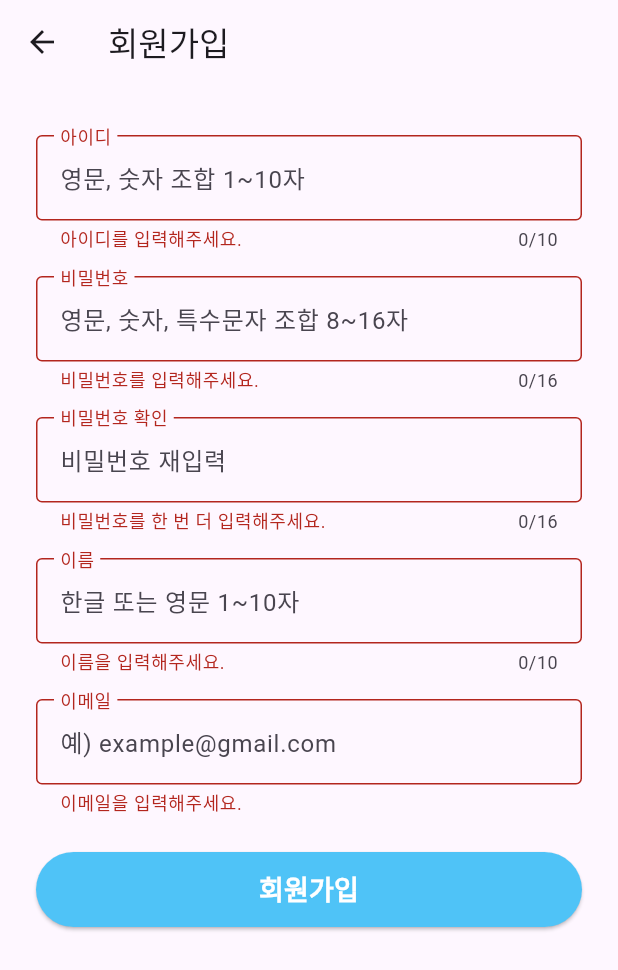
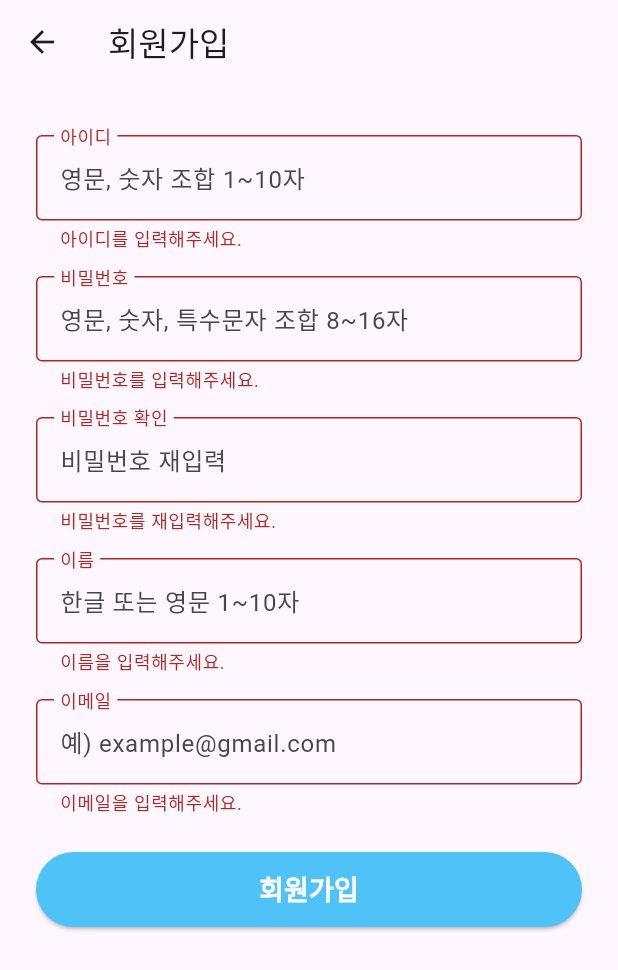
Before and after one commit to leeyr93/post, a Flutter app: the JoinScreen screen opened directly, after a tap on "회원가입", on a phone screen of 412 x 824 dp. Shown: the top 970 px of the screen. Run offline on Flutter 3.47's test engine with Material 3 defaults, Android fonts, the phone set to English and light mode, and no system bars; our stand-ins replace cookie_jar, dio, dio_cookie_manager.

```diff
--- a/mobile/app/lib/find_account_screen.dart
+++ b/mobile/app/lib/find_account_screen.dart
@@ -58,7 +58,7 @@ class _FindIdTabState extends State<_FindIdTab> {
         data: {'name': _nameController.text, 'email': _emailController.text},
       );
       if (response.data['success'] == true) {
-        setState(() { _foundId = response.data['userId']; });
+        setState(() { _foundId = response.data['data']['id']; });
       }
     } catch (e) {
       if (mounted) {
--- a/mobile/app/lib/join_screen.dart
+++ b/mobile/app/lib/join_screen.dart
@@ -87,10 +87,6 @@ class _JoinScreenState extends State<JoinScreen> {
               const SizedBox(height: 10),
               TextFormField(
                 controller: _idController,
-                maxLength: 10,
-                inputFormatters: [
-                  FilteringTextInputFormatter.allow(RegExp(r'[a-zA-Z0-9]')),
-                ],
                 decoration: const InputDecoration(
                   labelText: '아이디',
                   hintText: '영문, 숫자 조합 1~10자',
@@ -101,7 +97,7 @@ class _JoinScreenState extends State<JoinScreen> {
                 validator: (value) {
                   if (value == null || value.isEmpty) return '아이디를 입력해주세요.';
                   if (!RegExp(r'^[A-Za-z0-9]{1,10}$').hasMatch(value)) {
-                    return '아이디는 영문과 숫자만 사용하여 1~10자로 입력해주세요.';
+                    return "아이디는 '특수문자를 제외한 문자 조합. 1-10자' 형식에 맞게 입력해주세요.";
                   }
                   return null;
                 },
@@ -110,7 +106,7 @@ class _JoinScreenState extends State<JoinScreen> {
               TextFormField(
                 controller: _pwController,
                 obscureText: true,
-                maxLength: 16,
+
                 decoration: const InputDecoration(
                   labelText: '비밀번호',
                   hintText: '영문, 숫자, 특수문자 조합 8~16자',
@@ -121,7 +117,7 @@ class _JoinScreenState extends State<JoinScreen> {
                 validator: (value) {
                   if (value == null || value.isEmpty) return '비밀번호를 입력해주세요.';
                   if (!RegExp(r'''^(?=.*[A-Za-z])(?=.*\d)(?=.*[!@#$%^&*()_+\-={}\[\]|;:'",.<>/?]).{8,16}$''').hasMatch(value)) {
-                    return '영문, 숫자, 특수문자를 모두 포함하여 8~16자로 입력해주세요.';
+                    return "비밀번호는 '영문, 숫자, 특수문자 조합. 8-16자' 형식에 맞게 입력해주세요.";
                   }
                   return null;
                 },
@@ -130,7 +126,7 @@ class _JoinScreenState extends State<JoinScreen> {
               TextFormField(
                 controller: _pwConfirmController,
                 obscureText: true,
-                maxLength: 16,
+
                 decoration: const InputDecoration(
                   labelText: '비밀번호 확인',
                   hintText: '비밀번호 재입력',
@@ -139,18 +135,14 @@ class _JoinScreenState extends State<JoinScreen> {
                   errorMaxLines: 3, // 에러 메시지가 길 때 줄바꿈 허용
                 ),
                 validator: (value) {
-                  if (value == null || value.isEmpty) return '비밀번호를 한 번 더 입력해주세요.';
-                  if (value != _pwController.text) return '비밀번호가 일치하지 않습니다. 다시 확인해주세요.';
+                  if (value == null || value.isEmpty) return '비밀번호를 재입력해주세요.';
+                  if (value != _pwController.text) return '비밀번호가 일치하지 않습니다.';
                   return null;
                 },
               ),
               const SizedBox(height: 16),
               TextFormField(
                 controller: _nameController,
-                maxLength: 10,
-                inputFormatters: [
-                  FilteringTextInputFormatter.allow(RegExp(r'[a-zA-Z가-힣]')),
-                ],
                 decoration: const InputDecoration(
                   labelText: '이름',
                   hintText: '한글 또는 영문 1~10자',
@@ -161,7 +153,7 @@ class _JoinScreenState extends State<JoinScreen> {
                 validator: (value) {
                   if (value == null || value.trim().isEmpty) return '이름을 입력해주세요.';
                   if (!RegExp(r'^[A-Za-z가-힣]{1,10}$').hasMatch(value.trim())) {
-                    return '이름은 한글이나 영문으로 1~10자 이내로 입력해주세요.';
+                    return "이름은 '숫자, 특수문자를 제외한 문자 조합. 1-10자' 형식에 맞게 입력해주세요.";
                   }
                   return null;
                 },
@@ -180,7 +172,7 @@ class _JoinScreenState extends State<JoinScreen> {
                 validator: (value) {
                   if (value == null || value.isEmpty) return '이메일을 입력해주세요.';
                   if (!RegExp(r'^[A-Za-z0-9._%+-]+@[A-Za-z0-9.-]+\.[A-Za-z]{2,}$').hasMatch(value)) {
-                    return '올바른 이메일 주소 형식이 아닙니다. (예: email@domain.com)';
+                    return "이메일은 '예) example@gmail.com' 형식에 맞게 입력해주세요.";
                   }
                   return null;
                 },
```
Also changed, not shown: mobile/app/lib/login_screen.dart (+17 -4 lines), 2 other files.
